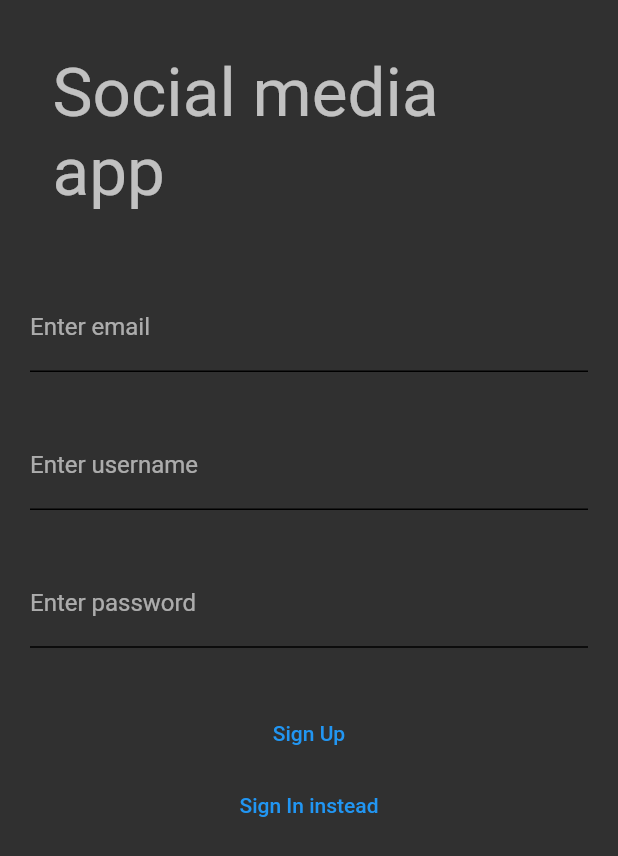
After one commit to arrenaid/social_media_app, a Flutter app: the screen it shows after launch, after a tap on "Sign In instead", after a tap on "Sign Up instead", on a phone screen of 412 x 824 dp. The commit adds this screen. Shown: the top 856 px of the screen. Run offline on Flutter 3.47's test engine with Material 2 defaults, Android fonts, the phone set to English and light mode, and no system bars.

Commit message:
add sign_in_screen and routes

```diff
--- a/lib/main.dart
+++ b/lib/main.dart
@@ -1,5 +1,6 @@
 import 'package:flutter/material.dart';
-import 'package:social_media_app/screens/sing_up_screen.dart';
+import 'package:social_media_app/screens/sign_in_screen.dart';
+import 'package:social_media_app/screens/sign_up_screen.dart';
 
 void main() {
   runApp(const MyApp());
@@ -12,7 +13,11 @@ class MyApp extends StatelessWidget {
   Widget build(BuildContext context) {
     return MaterialApp(
       theme: ThemeData.dark(),
-      home: SingUpScreen(),
+      home: SignUpScreen(),
+      routes: {
+        SignUpScreen.id: (context) => SignUpScreen(),
+        SignInScreen.id: (context) => SignInScreen(),
+      },
     );
   }
 }
--- a/lib/screens/sing_up_screen.dart
+++ b/lib/screens/sign_in_screen.dart
@@ -1,21 +1,31 @@
 import 'package:flutter/material.dart';
+import 'package:social_media_app/screens/sign_up_screen.dart';
 
-class SingUpScreen extends StatefulWidget {
-  const SingUpScreen({Key? key}) : super(key: key);
+class SignInScreen extends StatefulWidget {
+  static const String id ="sign_in_screen";
+  const SignInScreen({Key? key}) : super(key: key);
 
   @override
-  State<SingUpScreen> createState() => _SingUpScreenState();
+  State<SignInScreen> createState() => _SignInScreenState();
 }
 
-class _SingUpScreenState extends State<SingUpScreen> {
+class _SignInScreenState extends State<SignInScreen> {
   final _formKey = GlobalKey<FormState>();
   late String _email;
-  late String _username;
   late String _password;
 
-  final FocusNode _userFocusNode= FocusNode();
-  final FocusNode _passFocusNode= FocusNode();
+  late final FocusNode _passFocusNode;
 
+  @override
+  void initState() {
+    _passFocusNode = FocusNode();
+    super.initState();
+  }
+  @override
+  void dispose() {
+    _passFocusNode.dispose();
+    super.dispose();
+  }
   @override
   Widget build(BuildContext context) {
     return Scaffold(
@@ -32,7 +42,7 @@ class _SingUpScreenState extends State<SingUpScreen> {
                   Padding(
                     padding: const EdgeInsets.all(15.0),
                     child: Text("Social media app",
-                    style:  Theme.of(context).textTheme.headline3),
+                        style:  Theme.of(context).textTheme.headline3),
                   ),
                   SizedBox(height: MediaQuery.of(context).size.height/25),
                   //email
@@ -40,13 +50,13 @@ class _SingUpScreenState extends State<SingUpScreen> {
                     keyboardType: TextInputType.emailAddress,
                     decoration: const InputDecoration(
                       enabledBorder: UnderlineInputBorder(
-                        borderSide: BorderSide(color: Colors.black)
+                          borderSide: BorderSide(color: Colors.black)
                       ),
                       labelText: "Enter email",
                     ),
                     textInputAction: TextInputAction.next,
                     onFieldSubmitted: (_){
-                      FocusScope.of(context).requestFocus(_userFocusNode);
+                      FocusScope.of(context).requestFocus(_passFocusNode);
                     },
                     onSaved: (value) {
                       _email = value!.trim();
@@ -54,31 +64,6 @@ class _SingUpScreenState extends State<SingUpScreen> {
                     validator: (value) {
                       if(value!.isEmpty){
                         return "Please enter your email";
-                      }
-                      return null;
-                    },
-                  ),
-                  SizedBox(height: MediaQuery.of(context).size.height/25),
-                  //username
-                  TextFormField(
-                    keyboardType: TextInputType.name,
-                    focusNode: _userFocusNode,
-                    decoration: const InputDecoration(
-                      enabledBorder: UnderlineInputBorder(
-                          borderSide: BorderSide(color: Colors.black)
-                      ),
-                      labelText: "Enter username",
-                    ),
-                    textInputAction: TextInputAction.next,
-                    onFieldSubmitted: (_){
-                      FocusScope.of(context).requestFocus(_passFocusNode);
-                    },
-                    onSaved: (value) {
-                      _username = value!.trim();
-                    },
-                    validator: (value) {
-                      if(value!.isEmpty){
-                        return "Please enter your username";
                       }
                       return null;
                     },
@@ -112,7 +97,12 @@ class _SingUpScreenState extends State<SingUpScreen> {
                     },
                   ),
                   SizedBox(height: MediaQuery.of(context).size.height/25),
-                  TextButton(onPressed: (){}, child: const Text("sing up"))
+                  TextButton(onPressed: (){
+                    //Todo: submit form
+                  }, child: const Text("Sign In")),
+                  TextButton(onPressed: (){
+                    Navigator.of(context).pushReplacementNamed(SignUpScreen.id);
+                  }, child: const Text("Sign Up instead"))
                 ],
               ),
             ),
--- /dev/null
+++ b/lib/screens/sign_up_screen.dart
@@ -0,0 +1,144 @@
+import 'package:flutter/material.dart';
+import 'package:social_media_app/screens/sign_in_screen.dart';
+
+class SignUpScreen extends StatefulWidget {
+  static const String id ="sign_up_screen";
+  const SignUpScreen({Key? key}) : super(key: key);
+
+  @override
+  State<SignUpScreen> createState() => _SignUpScreenState();
+}
+
+class _SignUpScreenState extends State<SignUpScreen> {
+  final _formKey = GlobalKey<FormState>();
+  late String _email;
+  late String _username;
+  late String _password;
+
+  late final FocusNode _userFocusNode;
+  late final FocusNode _passFocusNode;
+
+  @override
+  void initState() {
+    _userFocusNode = FocusNode();
+    _passFocusNode = FocusNode();
+    super.initState();
+  }
+  @override
+  void dispose() {
+    _userFocusNode.dispose();
+    _passFocusNode.dispose();
+    super.dispose();
+  }
+
+  @override
+  Widget build(BuildContext context) {
+    return Scaffold(
+      body: SafeArea(
+        child: Form(
+          key: _formKey,
+          child: Padding(
+            padding: const EdgeInsets.all(20.0),
+            child: SingleChildScrollView(
+              child: Column(
+                mainAxisAlignment: MainAxisAlignment.center,
+                crossAxisAlignment: CrossAxisAlignment.center,
+                children: [
+                  Padding(
+                    padding: const EdgeInsets.all(15.0),
+                    child: Text("Social media app",
+                    style:  Theme.of(context).textTheme.headline3),
+                  ),
+                  SizedBox(height: MediaQuery.of(context).size.height/25),
+                  //email
+                  TextFormField(
+                    keyboardType: TextInputType.emailAddress,
+                    decoration: const InputDecoration(
+                      enabledBorder: UnderlineInputBorder(
+                        borderSide: BorderSide(color: Colors.black)
+                      ),
+                      labelText: "Enter email",
+                    ),
+                    textInputAction: TextInputAction.next,
+                    onFieldSubmitted: (_){
+                      FocusScope.of(context).requestFocus(_userFocusNode);
+                    },
+                    onSaved: (value) {
+                      _email = value!.trim();
+                    },
+                    validator: (value) {
+                      if(value!.isEmpty){
+                        return "Please enter your email";
+                      }
+                      return null;
+                    },
+                  ),
+                  SizedBox(height: MediaQuery.of(context).size.height/25),
+                  //username
+                  TextFormField(
+                    keyboardType: TextInputType.name,
+                    focusNode: _userFocusNode,
+                    decoration: const InputDecoration(
+                      enabledBorder: UnderlineInputBorder(
+                          borderSide: BorderSide(color: Colors.black)
+                      ),
+                      labelText: "Enter username",
+                    ),
+                    textInputAction: TextInputAction.next,
+                    onFieldSubmitted: (_){
+                      FocusScope.of(context).requestFocus(_passFocusNode);
+                    },
+                    onSaved: (value) {
+                      _username = value!.trim();
+                    },
+                    validator: (value) {
+                      if(value!.isEmpty){
+                        return "Please enter your username";
+                      }
+                      return null;
+                    },
+                  ),
+                  SizedBox(height: MediaQuery.of(context).size.height/25),
+                  //password
+                  TextFormField(
+                    keyboardType: TextInputType.visiblePassword,
+                    focusNode: _passFocusNode,
+                    decoration: const InputDecoration(
+                      enabledBorder: UnderlineInputBorder(
+                          borderSide: BorderSide(color: Colors.black)
+                      ),
+                      labelText: "Enter password",
+                    ),
+                    textInputAction: TextInputAction.next,
+                    onFieldSubmitted: (_){
+                    },
+                    onSaved: (value) {
+                      _password = value!.trim();
+                    },
+                    obscureText: true,
+                    validator: (value) {
+                      if(value!.isEmpty){
+                        return "Please enter your password";
+                      }
+                      if(value!.length < 5){
+                        return "Please enter longer password";
+                      }
+                      return null;
+                    },
+                  ),
+                  SizedBox(height: MediaQuery.of(context).size.height/25),
+                  TextButton(onPressed: (){
+                    //Todo: submit form
+                  }, child: const Text("Sign Up")),
+                  TextButton(onPressed: (){
+                    Navigator.of(context).pushReplacementNamed(SignInScreen.id);
+                  }, child: const Text("Sign In instead"))
+                ],
+              ),
+            ),
+          ),
+        ),
+      ),
+    );
+  }
+}
```
Also changed, not shown: lib/screens/login_screen.dart (deleted).
